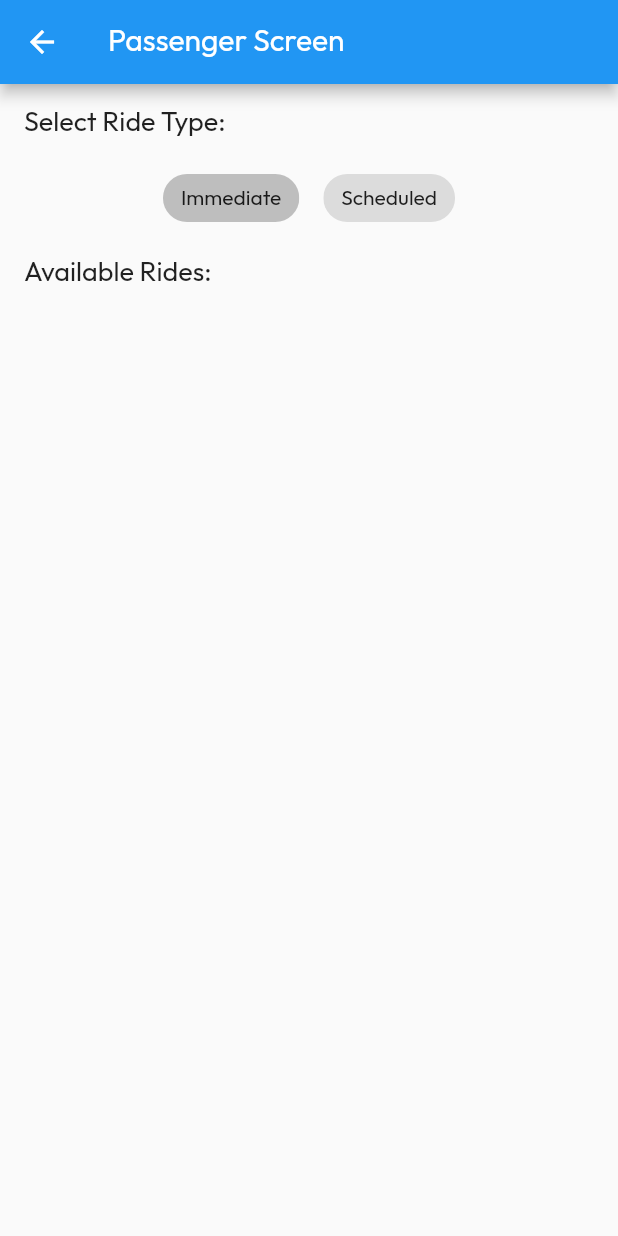
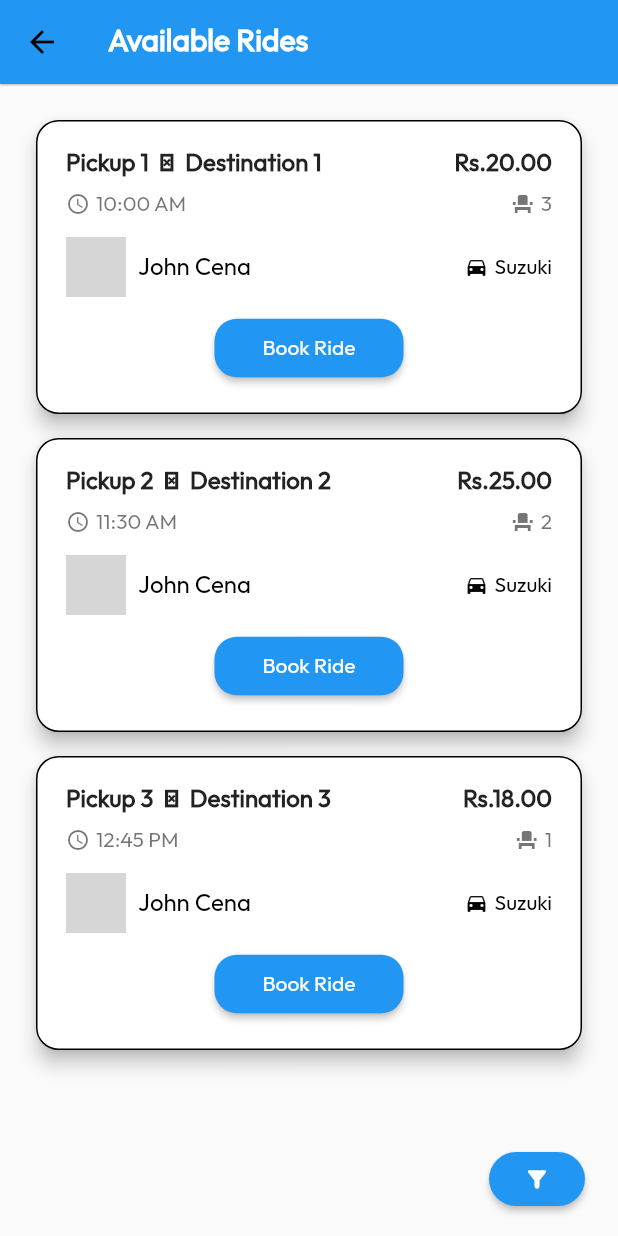
Before and after one commit to siddharthkanna/Commutify, a Flutter app: the PassengerScreen screen opened directly, on a phone screen of 412 x 824 dp. Run offline on Flutter 3.47's test engine with Material 2 defaults, Android fonts, the phone set to English and light mode, and no system bars; our stand-ins replace carousel_slider, firebase_auth, firebase_core, flutter_dotenv, flutter_map, flutter_riverpod and 4 more; accounts and stored records are empty; network calls fail; statements that could not run were skipped; grey boxes are pictures that could not be loaded.

Commit message:
ui changes

```diff
--- a/lib/screens/Passenger/passengerScreen.dart
+++ b/lib/screens/Passenger/passengerScreen.dart
@@ -1,65 +1,186 @@
 import 'package:flutter/material.dart';
+import 'package:mlritpool/Themes/app_theme.dart';
 
-class PassengerScreen extends StatefulWidget {
-  @override
-  _PassengerScreenState createState() => _PassengerScreenState();
+
+class Ride {
+  final String pickup;
+  final String destination;
+  final String time;
+  final double price;
+  final int availableSeats;
+  final String driverName;
+
+  Ride(this.pickup, this.destination, this.time, this.price,
+      this.availableSeats, this.driverName);
 }
 
-class _PassengerScreenState extends State<PassengerScreen> {
-  int _selectedOption = 0;
+// Sample list of rides
+List<Ride> rides = [
+  Ride('Pickup 1', 'Destination 1', '10:00 AM', 20.0, 3, 'John Doe'),
+  Ride('Pickup 2', 'Destination 2', '11:30 AM', 25.0, 2, 'Jane Smith'),
+  Ride('Pickup 3', 'Destination 3', '12:45 PM', 18.0, 1, 'Mike Johnson'),
+  // Add more rides here
+];
 
-  void _onOptionChanged(int value) {
-    setState(() {
-      _selectedOption = value;
-    });
-  }
-
+class PassengerScreen extends StatelessWidget {
   @override
   Widget build(BuildContext context) {
     return Scaffold(
+      backgroundColor: Apptheme.mist,
       appBar: AppBar(
-        title: const Text('Passenger Screen'),
+        backgroundColor: Apptheme.mist,
+        title: const Text(
+          'Available Rides',
+          style: TextStyle(color: Apptheme.noir, fontWeight: FontWeight.bold),
+        ),
+        elevation: 0.5,
+        iconTheme: IconThemeData(
+            color: Colors.black), // Change back button color to black
       ),
       body: Padding(
-        padding: EdgeInsets.all(16.0),
-        child: Column(
-          crossAxisAlignment: CrossAxisAlignment.start,
+        padding: const EdgeInsets.fromLTRB(8.0, 16.0, 8.0, 0),
+        child: Stack(
           children: [
-            const Text(
-              'Select Ride Type:',
-              style: TextStyle(fontSize: 18.0),
+            ListView.builder(
+              itemCount: rides.length,
+              itemBuilder: (context, index) {
+                return RideCard(ride: rides[index]);
+              },
             ),
-            const SizedBox(height: 16.0),
-            Row(
-              mainAxisAlignment: MainAxisAlignment.center,
-              children: [
-                ChoiceChip(
-                  label: const  Text('Immediate'),
-                  selected: _selectedOption == 0,
-                  onSelected: (value) {
-                    _onOptionChanged(0);
-                  },
+            Align(
+              alignment: Alignment.bottomRight,
+              child: Padding(
+                padding: const EdgeInsets.all(14.0),
+                child: ElevatedButton(
+                  onPressed: () {},
+                  style: ElevatedButton.styleFrom(
+                    backgroundColor: Apptheme.noir,
+                    shape: RoundedRectangleBorder(
+                      borderRadius: BorderRadius.circular(50.0),
+                    ),
+                  ),
+                  child: const Icon(
+                    Icons.filter_alt_rounded,
+                    color: Colors.white,
+                    size: 18.0,
+                  ),
                 ),
-                const SizedBox(width: 16.0),
-                ChoiceChip(
-                  label: Text('Scheduled'),
-                  selected: _selectedOption == 1,
-                  onSelected: (value) {
-                    _onOptionChanged(1);
-                  },
-                ),
-              ],
+              ),
             ),
-            SizedBox(height: 16.0),
-            Text(
-              'Available Rides:',
-              style: TextStyle(fontSize: 18.0),
-            ),
-            SizedBox(height: 16.0),
-            // Add your code to display the available rides based on the selected option
           ],
         ),
       ),
     );
   }
 }
+
+class RideCard extends StatelessWidget {
+  final Ride ride;
+
+  const RideCard({required this.ride});
+
+  @override
+  Widget build(BuildContext context) {
+    return Card(
+      elevation: 5.0,
+      margin: EdgeInsets.symmetric(horizontal: 16.0, vertical: 8.0),
+      shape: RoundedRectangleBorder(
+          borderRadius: BorderRadius.circular(15.0),
+          side: BorderSide(color: Colors.black)),
+      child: Padding(
+        padding: EdgeInsets.all(20.0),
+        child: Column(
+          crossAxisAlignment: CrossAxisAlignment.start,
+          children: [
+            Row(
+              mainAxisAlignment: MainAxisAlignment.spaceBetween,
+              children: [
+                Expanded(
+                  child: Text(
+                    '${ride.pickup}  \u2192  ${ride.destination}',
+                    style:
+                        TextStyle(fontSize: 16.0, fontWeight: FontWeight.bold),
+                  ),
+                ),
+                Text(
+                  '\Rs.${ride.price.toStringAsFixed(2)}',
+                  style: TextStyle(fontSize: 16.0, fontWeight: FontWeight.bold),
+                ),
+              ],
+            ),
+            SizedBox(height: 10.0),
+            Row(
+              children: [
+                Icon(Icons.access_time, size: 16.0, color: Colors.black54),
+                SizedBox(width: 4.0),
+                Text('${ride.time}',
+                    style: TextStyle(fontSize: 14.0, color: Colors.black54)),
+                Spacer(),
+                Icon(Icons.event_seat, size: 16.0, color: Colors.black54),
+                SizedBox(width: 4.0),
+                Text('${ride.availableSeats}',
+                    style: TextStyle(fontSize: 14.0, color: Colors.black54)),
+              ],
+            ),
+            SizedBox(height: 14.0),
+            const Row(
+              children: [
+                CircleAvatar(
+                  radius: 20.0,
+                  backgroundImage: NetworkImage(
+                      'https://pbs.twimg.com/profile_images/1485050791488483328/UNJ05AV8_400x400.jpg'), // Add the driver's image path here
+                ),
+                SizedBox(width: 8.0),
+                Expanded(
+                  child: Column(
+                    crossAxisAlignment: CrossAxisAlignment.start,
+                    children: [
+                      Row(
+                        children: [
+                          Text('John Cena',
+                              style: TextStyle(
+                                  fontSize: 16.0, color: Colors.black)),
+                          Spacer(),
+                          Icon(Icons.directions_car,
+                              size: 16.0, color: Colors.black),
+                          SizedBox(width: 4.0),
+                          Text('Suzuki',
+                              style: TextStyle(
+                                  fontSize: 14.0, color: Colors.black)),
+                        ],
+                      ),
+                    ],
+                  ),
+                ),
+              ],
+            ),
+            SizedBox(height: 10.0),
+            Align(
+              alignment: Alignment.center,
+              child: ElevatedButton(
+                onPressed: () {
+                  // Implement the booking functionality here
+                  // For example, you can show a confirmation dialog or navigate to a booking screen.
+                  // For simplicity, I'm just printing a message to the console.
+                },
+                style: ElevatedButton.styleFrom(
+                  backgroundColor: Apptheme.navy,
+                  shape: RoundedRectangleBorder(
+                      borderRadius: BorderRadius.circular(15.0)),
+                ),
+                child: const Padding(
+                  padding:
+                      EdgeInsets.symmetric(horizontal: 16.0, vertical: 12.0),
+                  child: Text(
+                    'Book Ride',
+                    style: TextStyle(color: Colors.white, fontSize: 14.0),
+                  ),
+                ),
+              ),
+            ),
+          ],
+        ),
+      ),
+    );
+  }
+}
```
